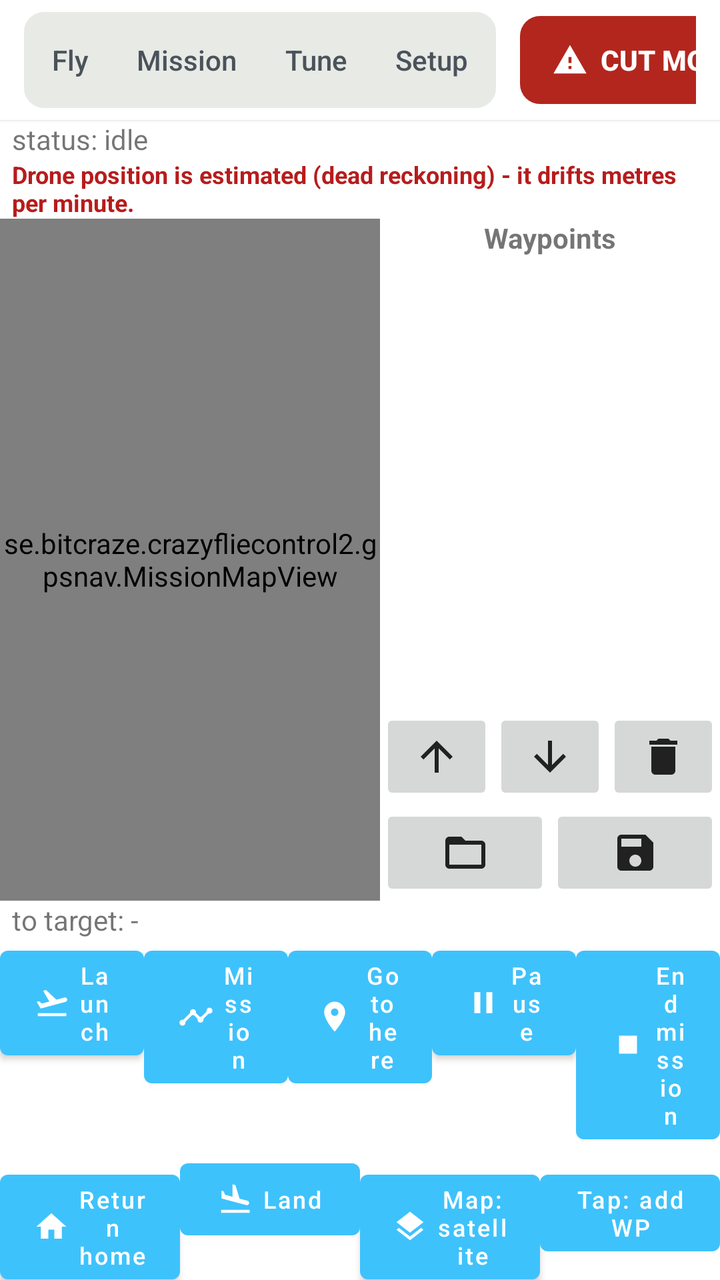
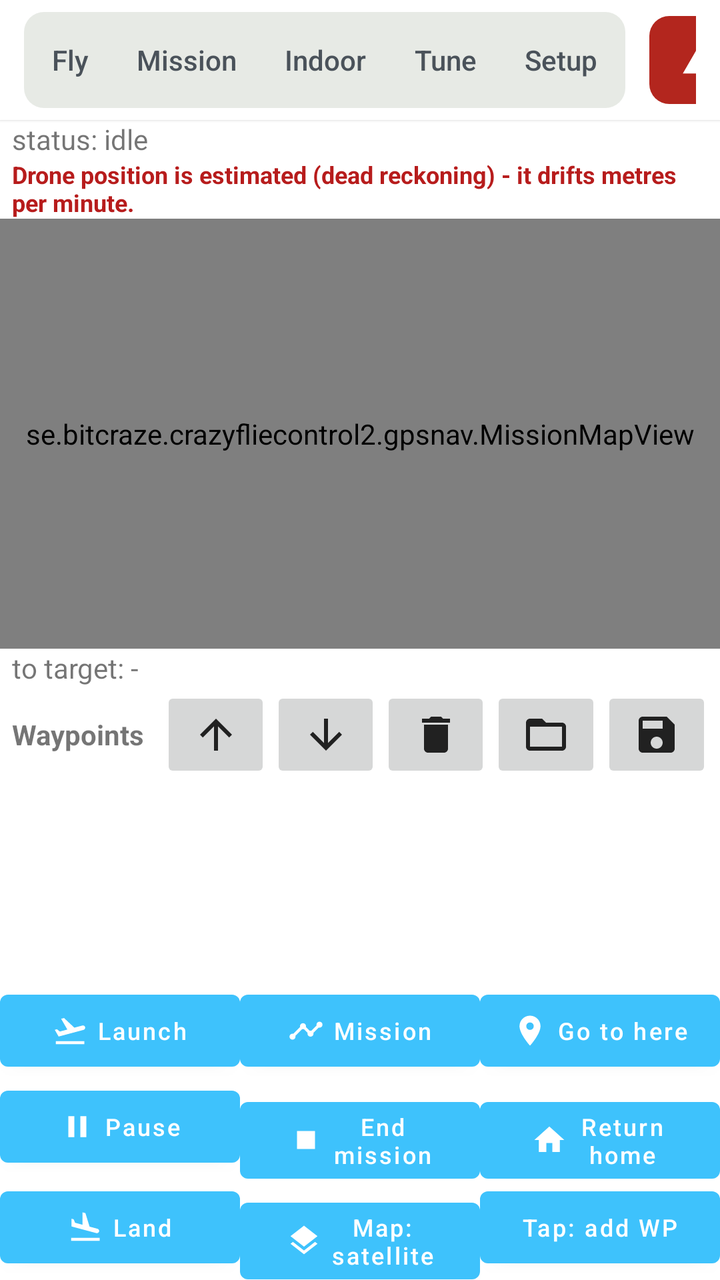

Two renders of the same Android screen: before a commit and after it. Below are the layout's source before the change and the commit's diff.
<!-- AndroidManifest.xml: application theme AppTheme -->
<!-- res/layout/activity_gps_nav.xml -->
<?xml version="1.0" encoding="utf-8"?>
<LinearLayout xmlns:android="http://schemas.android.com/apk/res/android"
    xmlns:app="http://schemas.android.com/apk/res-auto"
    android:layout_width="match_parent"
    android:layout_height="match_parent"
    android:orientation="vertical">

    <include
        android:id="@+id/gpsnav_header"
        layout="@layout/view_fly_header" />

    <TextView
        android:id="@+id/gpsnav_status"
        android:layout_width="match_parent"
        android:layout_height="wrap_content"
        android:paddingStart="6dp"
        android:paddingEnd="6dp"
        android:text="status: idle"
        android:textAppearance="?android:attr/textAppearanceSmall" />

    <TextView
        android:id="@+id/gpsnav_warning"
        android:layout_width="match_parent"
        android:layout_height="wrap_content"
        android:paddingStart="6dp"
        android:paddingEnd="6dp"
        android:text="Drone position is estimated (dead reckoning) - it drifts metres per minute."
        android:textColor="#B71C1C"
        android:textSize="12sp"
        android:textStyle="bold" />

    <LinearLayout
        android:layout_width="match_parent"
        android:layout_height="0dp"
        android:layout_weight="1"
        android:orientation="horizontal">

        <se.bitcraze.crazyfliecontrol2.gpsnav.MissionMapView
            android:id="@+id/gpsnav_map"
            android:layout_width="0dp"
            android:layout_height="match_parent"
            android:layout_weight="1" />

        <LinearLayout
            android:layout_width="170dp"
            android:layout_height="match_parent"
            android:orientation="vertical">

            <TextView
                android:layout_width="match_parent"
                android:layout_height="wrap_content"
                android:gravity="center"
                android:text="Waypoints"
                android:textStyle="bold" />

            <ListView
                android:id="@+id/gpsnav_waypoint_list"
                android:layout_width="match_parent"
                android:layout_height="0dp"
                android:layout_weight="1"
                android:choiceMode="singleChoice" />

            <LinearLayout
                android:layout_width="match_parent"
                android:layout_height="wrap_content"
                android:orientation="horizontal">

                <ImageButton
                    android:id="@+id/gpsnav_wp_up"
                    android:layout_width="0dp"
                    android:layout_height="48dp"
                    android:layout_weight="1"
                    android:contentDescription="Move waypoint up"
                    android:src="@drawable/ic_btn_up"
                    android:tooltipText="Move waypoint up" />

                <ImageButton
                    android:id="@+id/gpsnav_wp_down"
                    android:layout_width="0dp"
                    android:layout_height="48dp"
                    android:layout_weight="1"
                    android:contentDescription="Move waypoint down"
                    android:src="@drawable/ic_btn_down"
                    android:tooltipText="Move waypoint down" />

                <ImageButton
                    android:id="@+id/gpsnav_wp_remove"
                    android:layout_width="0dp"
                    android:layout_height="48dp"
                    android:layout_weight="1"
                    android:contentDescription="Remove waypoint"
                    android:src="@drawable/ic_btn_delete"
                    android:tooltipText="Remove waypoint" />
            </LinearLayout>

            <LinearLayout
                android:layout_width="match_parent"
                android:layout_height="wrap_content"
                android:orientation="horizontal">

                <ImageButton
                    android:id="@+id/gpsnav_load"
                    android:layout_width="0dp"
                    android:layout_height="48dp"
                    android:layout_weight="1"
                    android:contentDescription="Load mission file"
                    android:src="@drawable/ic_btn_open"
                    android:tooltipText="Load mission file" />

                <ImageButton
                    android:id="@+id/gpsnav_save"
                    android:layout_width="0dp"
                    android:layout_height="48dp"
                    android:layout_weight="1"
                    android:contentDescription="Save mission file"
                    android:src="@drawable/ic_btn_save"
                    android:tooltipText="Save mission file" />
            </LinearLayout>
        </LinearLayout>
    </LinearLayout>

    <TextView
        android:id="@+id/gpsnav_readout"
        android:layout_width="match_parent"
        android:layout_height="wrap_content"
        android:paddingStart="6dp"
        android:paddingEnd="6dp"
        android:text="to target: -"
        android:textAppearance="?android:attr/textAppearanceSmall" />

    <LinearLayout
        android:layout_width="match_parent"
        android:layout_height="wrap_content"
        android:orientation="horizontal">

        <LinearLayout
            android:layout_width="0dp"
            android:layout_height="wrap_content"
            android:layout_weight="1"
            android:orientation="vertical">

            
            <LinearLayout
                android:layout_width="match_parent"
                android:layout_height="wrap_content"
                android:orientation="horizontal">

        <Button
            android:id="@+id/gpsnav_launch"
            android:layout_width="0dp"
            android:layout_height="wrap_content"
            android:layout_weight="1"
            android:text="Launch"
            android:textAllCaps="false"
            android:textSize="12sp"
            app:icon="@drawable/ic_btn_takeoff"
            app:iconGravity="textStart"
            app:iconPadding="4dp"
            app:iconSize="18dp" />

        <Button
            android:id="@+id/gpsnav_mission"
            android:layout_width="0dp"
            android:layout_height="wrap_content"
            android:layout_weight="1"
            android:text="Mission"
            android:textAllCaps="false"
            android:textSize="12sp"
            app:icon="@drawable/ic_btn_mission"
            app:iconGravity="textStart"
            app:iconPadding="4dp"
            app:iconSize="18dp" />

        <Button
            android:id="@+id/gpsnav_goto"
            android:layout_width="0dp"
            android:layout_height="wrap_content"
            android:layout_weight="1"
            android:text="Go to here"
            android:textAllCaps="false"
            android:textSize="12sp"
            app:icon="@drawable/ic_btn_goto"
            app:iconGravity="textStart"
            app:iconPadding="4dp"
            app:iconSize="18dp" />

        <Button
            android:id="@+id/gpsnav_pause"
            android:layout_width="0dp"
            android:layout_height="wrap_content"
            android:layout_weight="1"
            android:text="Pause"
            android:textAllCaps="false"
            android:textSize="12sp"
            app:icon="@drawable/ic_btn_pause"
            app:iconGravity="textStart"
            app:iconPadding="4dp"
            app:iconSize="18dp" />

        <Button
            android:id="@+id/gpsnav_stop"
            android:layout_width="0dp"
            android:layout_height="wrap_content"
            android:layout_weight="1"
            android:text="End mission"
            android:textAllCaps="false"
            android:textSize="12sp"
            app:icon="@drawable/ic_btn_end"
            app:iconGravity="textStart"
            app:iconPadding="4dp"
            app:iconSize="18dp" />
            </LinearLayout>

            
            <LinearLayout
                android:layout_width="match_parent"
                android:layout_height="wrap_content"
                android:orientation="horizontal">

        <Button
            android:id="@+id/gpsnav_rtl"
            android:layout_width="0dp"
            android:layout_height="wrap_content"
            android:layout_weight="1"
            android:text="Return home"
            android:textAllCaps="false"
            android:textSize="12sp"
            app:icon="@drawable/ic_btn_home"
            app:iconGravity="textStart"
            app:iconPadding="4dp"
            app:iconSize="18dp" />

        <Button
            android:id="@+id/gpsnav_land"
            android:layout_width="0dp"
            android:layout_height="wrap_content"
            android:layout_weight="1"
            android:text="Land"
            android:textAllCaps="false"
            android:textSize="12sp"
            app:icon="@drawable/ic_btn_land"
            app:iconGravity="textStart"
            app:iconPadding="4dp"
            app:iconSize="18dp" />

        <Button
            android:id="@+id/gpsnav_map_type"
            android:layout_width="0dp"
            android:layout_height="wrap_content"
            android:layout_weight="1"
            android:text="Map: satellite"
            android:textAllCaps="false"
            android:textSize="12sp"
            app:icon="@drawable/ic_btn_layers"
            app:iconGravity="textStart"
            app:iconPadding="4dp"
            app:iconSize="18dp" />

        <Button
            android:id="@+id/gpsnav_tap_mode"
            android:layout_width="0dp"
            android:layout_height="wrap_content"
            android:layout_weight="1"
            android:text="Tap: add WP"
            android:textAllCaps="false"
            android:textSize="12sp" />
            </LinearLayout>
        </LinearLayout>

    </LinearLayout>
</LinearLayout>
<!-- res/layout/view_fly_header.xml (included above) -->
<?xml version="1.0" encoding="utf-8"?>
<LinearLayout xmlns:android="http://schemas.android.com/apk/res/android"
    xmlns:app="http://schemas.android.com/apk/res-auto"
    android:layout_width="match_parent"
    android:layout_height="60dp"
    android:background="@color/fly_surface"
    android:elevation="1dp"
    android:gravity="center_vertical"
    android:orientation="horizontal"
    android:paddingStart="12dp"
    android:paddingEnd="12dp">

    <LinearLayout
        android:layout_width="wrap_content"
        android:layout_height="wrap_content"
        android:background="@drawable/bg_fly_track"
        android:orientation="horizontal"
        android:padding="2dp">

        <com.google.android.material.button.MaterialButton
            android:id="@+id/hdr_tab_fly"
            style="@style/Fly.Button.Segment"
            android:layout_width="wrap_content"
            android:layout_height="44dp"
            android:text="Fly" />

        <com.google.android.material.button.MaterialButton
            android:id="@+id/hdr_tab_mission"
            style="@style/Fly.Button.Segment"
            android:layout_width="wrap_content"
            android:layout_height="44dp"
            android:text="Mission" />

        <com.google.android.material.button.MaterialButton
            android:id="@+id/hdr_tab_tune"
            style="@style/Fly.Button.Segment"
            android:layout_width="wrap_content"
            android:layout_height="44dp"
            android:text="Tune" />

        <com.google.android.material.button.MaterialButton
            android:id="@+id/hdr_tab_setup"
            style="@style/Fly.Button.Segment"
            android:layout_width="wrap_content"
            android:layout_height="44dp"
            android:text="Setup" />
    </LinearLayout>

    <LinearLayout
        android:layout_width="0dp"
        android:layout_height="wrap_content"
        android:layout_weight="1"
        android:gravity="center"
        android:orientation="horizontal">

        <ImageView
            android:layout_width="wrap_content"
            android:layout_height="wrap_content"
            android:contentDescription="@string/linkQualityIconContentDescription"
            android:src="@drawable/ic_wifi_tethering_black_18dp" />

        <TextView
            android:id="@+id/hdr_link_text"
            android:layout_width="wrap_content"
            android:layout_height="wrap_content"
            android:layout_marginStart="4dp"
            android:maxLines="1"
            android:text="Not connected"
            android:textColor="@color/fly_muted"
            android:textSize="13sp" />

        <ImageView
            android:layout_width="wrap_content"
            android:layout_height="wrap_content"
            android:layout_marginStart="12dp"
            android:contentDescription="@string/batteryIconContentDescription"
            android:src="@drawable/ic_battery_std_black_18dp" />

        <TextView
            android:id="@+id/hdr_battery_text"
            android:layout_width="wrap_content"
            android:layout_height="wrap_content"
            android:layout_marginStart="4dp"
            android:fontFamily="monospace"
            android:maxLines="1"
            android:text="— V"
            android:textColor="@color/fly_muted"
            android:textSize="13sp"
            android:textStyle="bold" />

        <TextView
            android:id="@+id/hdr_mode_chip"
            android:layout_width="wrap_content"
            android:layout_height="wrap_content"
            android:layout_marginStart="12dp"
            android:background="@drawable/bg_fly_chip_mode"
            android:paddingStart="10dp"
            android:paddingTop="4dp"
            android:paddingEnd="10dp"
            android:paddingBottom="4dp"
            android:textColor="@color/fly_ink"
            android:textSize="12sp"
            android:textStyle="bold"
            android:visibility="gone" />

        <TextView
            android:id="@+id/hdr_armed_chip"
            android:layout_width="wrap_content"
            android:layout_height="wrap_content"
            android:layout_marginStart="6dp"
            android:background="@drawable/bg_fly_chip_disarmed"
            android:paddingStart="10dp"
            android:paddingTop="4dp"
            android:paddingEnd="10dp"
            android:paddingBottom="4dp"
            android:textColor="@color/fly_muted"
            android:textSize="12sp"
            android:textStyle="bold"
            android:visibility="gone" />
    </LinearLayout>

    <com.google.android.material.button.MaterialButton
        android:id="@+id/hdr_cut_motors"
        style="@style/Fly.Button.Danger"
        android:layout_width="wrap_content"
        android:layout_height="44dp"
        android:layout_marginStart="12dp"
        android:contentDescription="Cut motors now"
        android:paddingStart="16dp"
        android:paddingEnd="16dp"
        android:text="CUT MOTORS"
        app:icon="@drawable/ic_btn_cut_motors" />
</LinearLayout>
<!-- resources referenced by this layout -->
<resources>
  <color name="fly_ink">#15181C</color>
  <color name="fly_muted">#4A525A</color>
  <color name="fly_surface">#FFFFFF</color>
  <!-- drawable bg_fly_chip_disarmed (drawable) -->
  <?xml version="1.0" encoding="utf-8"?>
  <shape xmlns:android="http://schemas.android.com/apk/res/android" android:shape="rectangle">
      <solid android:color="@android:color/transparent" />
      <stroke android:width="1.5dp" android:color="@color/fly_control" />
      <corners android:radius="12dp" />
  </shape>
  <!-- drawable bg_fly_chip_mode (drawable) -->
  <?xml version="1.0" encoding="utf-8"?>
  <shape xmlns:android="http://schemas.android.com/apk/res/android" android:shape="rectangle">
      <solid android:color="@color/fly_track" />
      <corners android:radius="12dp" />
  </shape>
  <!-- drawable bg_fly_track (drawable) -->
  <?xml version="1.0" encoding="utf-8"?>
  <shape xmlns:android="http://schemas.android.com/apk/res/android" android:shape="rectangle">
      <solid android:color="@color/fly_track" />
      <corners android:radius="10dp" />
  </shape>
  <!-- drawable ic_btn_end (drawable) -->
  <?xml version="1.0" encoding="utf-8"?>
  <vector xmlns:android="http://schemas.android.com/apk/res/android"
      android:width="24dp"
      android:height="24dp"
      android:viewportWidth="24"
      android:viewportHeight="24">
      <path
          android:fillColor="#FF212121"
          android:pathData="M6,6h12v12H6z" />
  </vector>
  <!-- drawable ic_btn_home (drawable) -->
  <?xml version="1.0" encoding="utf-8"?>
  <vector xmlns:android="http://schemas.android.com/apk/res/android"
      android:width="24dp"
      android:height="24dp"
      android:viewportWidth="24"
      android:viewportHeight="24">
      <path
          android:fillColor="#FF212121"
          android:pathData="M10,20v-6h4v6h5v-8h3L12,3 2,12h3v8z" />
  </vector>
  <!-- drawable ic_btn_pause (drawable) -->
  <?xml version="1.0" encoding="utf-8"?>
  <vector xmlns:android="http://schemas.android.com/apk/res/android"
      android:width="24dp"
      android:height="24dp"
      android:viewportWidth="24"
      android:viewportHeight="24">
      <path
          android:fillColor="#FF212121"
          android:pathData="M6,19h4V5H6v14zM14,5v14h4V5h-4z" />
  </vector>
  <!-- drawable ic_btn_up (drawable) -->
  <?xml version="1.0" encoding="utf-8"?>
  <vector xmlns:android="http://schemas.android.com/apk/res/android"
      android:width="24dp"
      android:height="24dp"
      android:viewportWidth="24"
      android:viewportHeight="24">
      <path
          android:fillColor="#FF212121"
          android:pathData="M4,12l1.41,1.41L11,7.83V20h2V7.83l5.58,5.59L20,12l-8,-8 -8,8z" />
  </vector>
  <string name="batteryIconContentDescription">Battery icon</string>
  <string name="linkQualityIconContentDescription">Link quality icon</string>
  <style name="Fly.Button.Danger">
          <item name="backgroundTint">@color/fly_danger</item>
          <item name="android:textColor">@color/fly_surface</item>
          <item name="iconTint">@color/fly_surface</item>
          <item name="android:textStyle">bold</item>
      </style>
  <style name="Fly.Button.Segment">
          <item name="backgroundTint">@android:color/transparent</item>
          <item name="android:textColor">@color/fly_muted</item>
          <item name="cornerRadius">8dp</item>
          <item name="android:paddingStart">12dp</item>
          <item name="android:paddingEnd">12dp</item>
      </style>
  <style name="AppTheme" parent="Theme.MaterialComponents.Light.NoActionBar">
          
          <item name="colorPrimary">#3EC2FC</item>
          <item name="colorPrimaryDark">#99acc1</item>
          <item name="colorAccent">#FF4081</item>
      </style>
  <color name="fly_control">#C9CEC8</color>
  <color name="fly_track">#E7EAE5</color>
  <color name="fly_danger">#B3261E</color>
  <!-- unchanged entries left out for length: 12 -->
</resources>

<!-- the commit's change to res/layout/activity_gps_nav.xml (unified diff, before → after) -->
@@ -29,95 +29,12 @@
         android:textSize="12sp"
         android:textStyle="bold" />
 
-    <LinearLayout
+    
+    <se.bitcraze.crazyfliecontrol2.gpsnav.MissionMapView
+        android:id="@+id/gpsnav_map"
         android:layout_width="match_parent"
         android:layout_height="0dp"
-        android:layout_weight="1"
-        android:orientation="horizontal">
-
-        <se.bitcraze.crazyfliecontrol2.gpsnav.MissionMapView
-            android:id="@+id/gpsnav_map"
-            android:layout_width="0dp"
-            android:layout_height="match_parent"
-            android:layout_weight="1" />
-
-        <LinearLayout
-            android:layout_width="170dp"
-            android:layout_height="match_parent"
-            android:orientation="vertical">
-
-            <TextView
-                android:layout_width="match_parent"
-                android:layout_height="wrap_content"
-                android:gravity="center"
-                android:text="Waypoints"
-                android:textStyle="bold" />
-
-            <ListView
-                android:id="@+id/gpsnav_waypoint_list"
-                android:layout_width="match_parent"
-                android:layout_height="0dp"
-                android:layout_weight="1"
-                android:choiceMode="singleChoice" />
-
-            <LinearLayout
-                android:layout_width="match_parent"
-                android:layout_height="wrap_content"
-                android:orientation="horizontal">
-
-                <ImageButton
-                    android:id="@+id/gpsnav_wp_up"
-                    android:layout_width="0dp"
-                    android:layout_height="48dp"
-                    android:layout_weight="1"
-                    android:contentDescription="Move waypoint up"
-                    android:src="@drawable/ic_btn_up"
-                    android:tooltipText="Move waypoint up" />
-
-                <ImageButton
-                    android:id="@+id/gpsnav_wp_down"
-                    android:layout_width="0dp"
-                    android:layout_height="48dp"
-                    android:layout_weight="1"
-                    android:contentDescription="Move waypoint down"
-                    android:src="@drawable/ic_btn_down"
-                    android:tooltipText="Move waypoint down" />
-
-                <ImageButton
-                    android:id="@+id/gpsnav_wp_remove"
-                    android:layout_width="0dp"
-                    android:layout_height="48dp"
-                    android:layout_weight="1"
-                    android:contentDescription="Remove waypoint"
-                    android:src="@drawable/ic_btn_delete"
-                    android:tooltipText="Remove waypoint" />
-            </LinearLayout>
-
-            <LinearLayout
-                android:layout_width="match_parent"
-                android:layout_height="wrap_content"
-                android:orientation="horizontal">
-
-                <ImageButton
-                    android:id="@+id/gpsnav_load"
-                    android:layout_width="0dp"
-                    android:layout_height="48dp"
-                    android:layout_weight="1"
-                    android:contentDescription="Load mission file"
-                    android:src="@drawable/ic_btn_open"
-                    android:tooltipText="Load mission file" />
-
-                <ImageButton
-                    android:id="@+id/gpsnav_save"
-                    android:layout_width="0dp"
-                    android:layout_height="48dp"
-                    android:layout_weight="1"
-                    android:contentDescription="Save mission file"
-                    android:src="@drawable/ic_btn_save"
-                    android:tooltipText="Save mission file" />
-            </LinearLayout>
-        </LinearLayout>
-    </LinearLayout>
+        android:layout_weight="1" />
 
     <TextView
         android:id="@+id/gpsnav_readout"
@@ -128,23 +45,83 @@
         android:text="to target: -"
         android:textAppearance="?android:attr/textAppearanceSmall" />
 
+    
+    <LinearLayout
+        android:layout_width="match_parent"
+        android:layout_height="wrap_content"
+        android:orientation="horizontal"
+        android:paddingStart="4dp"
+        android:paddingEnd="4dp">
+
+        <TextView
+            android:layout_width="wrap_content"
+            android:layout_height="48dp"
+            android:gravity="center_vertical"
+            android:paddingStart="2dp"
+            android:paddingEnd="8dp"
+            android:text="Waypoints"
+            android:textStyle="bold" />
+
+        <ImageButton
+            android:id="@+id/gpsnav_wp_up"
+            android:layout_width="0dp"
+            android:layout_height="48dp"
+            android:layout_weight="1"
+            android:contentDescription="Move waypoint up"
+            android:src="@drawable/ic_btn_up"
+            android:tooltipText="Move waypoint up" />
+
+        <ImageButton
+            android:id="@+id/gpsnav_wp_down"
+            android:layout_width="0dp"
+            android:layout_height="48dp"
+            android:layout_weight="1"
+            android:contentDescription="Move waypoint down"
+            android:src="@drawable/ic_btn_down"
+            android:tooltipText="Move waypoint down" />
+
+        
+        
+        <ImageButton
+            android:id="@+id/gpsnav_wp_remove"
+            android:layout_width="0dp"
+            android:layout_height="48dp"
+            android:layout_weight="1"
+            android:contentDescription="Remove selected waypoint"
+            android:src="@drawable/ic_btn_delete"
+            android:tooltipText="Remove selected waypoint" />
+
+        <ImageButton
+            android:id="@+id/gpsnav_load"
+            android:layout_width="0dp"
+            android:layout_height="48dp"
+            android:layout_weight="1"
+            android:contentDescription="Load mission file"
+            android:src="@drawable/ic_btn_open"
+            android:tooltipText="Load mission file" />
+
+        <ImageButton
+            android:id="@+id/gpsnav_save"
+            android:layout_width="0dp"
+            android:layout_height="48dp"
+            android:layout_weight="1"
+            android:contentDescription="Save mission file"
+            android:src="@drawable/ic_btn_save"
+            android:tooltipText="Save mission file" />
+    </LinearLayout>
+
+    <ListView
+        android:id="@+id/gpsnav_waypoint_list"
+        android:layout_width="match_parent"
+        android:layout_height="100dp"
+        android:choiceMode="singleChoice" />
+
+    
     <LinearLayout
         android:layout_width="match_parent"
         android:layout_height="wrap_content"
         android:orientation="horizontal">
 
-        <LinearLayout
-            android:layout_width="0dp"
-            android:layout_height="wrap_content"
-            android:layout_weight="1"
-            android:orientation="vertical">
-
-            
-            <LinearLayout
-                android:layout_width="match_parent"
-                android:layout_height="wrap_content"
-                android:orientation="horizontal">
-
         <Button
             android:id="@+id/gpsnav_launch"
             android:layout_width="0dp"
@@ -183,6 +160,12 @@
             app:iconGravity="textStart"
             app:iconPadding="4dp"
             app:iconSize="18dp" />
+    </LinearLayout>
+
+    <LinearLayout
+        android:layout_width="match_parent"
+        android:layout_height="wrap_content"
+        android:orientation="horizontal">
 
         <Button
             android:id="@+id/gpsnav_pause"
@@ -209,13 +192,6 @@
             app:iconGravity="textStart"
             app:iconPadding="4dp"
             app:iconSize="18dp" />
-            </LinearLayout>
-
-            
-            <LinearLayout
-                android:layout_width="match_parent"
-                android:layout_height="wrap_content"
-                android:orientation="horizontal">
 
         <Button
             android:id="@+id/gpsnav_rtl"
@@ -229,6 +205,13 @@
             app:iconGravity="textStart"
             app:iconPadding="4dp"
             app:iconSize="18dp" />
+    </LinearLayout>
+
+    
+    <LinearLayout
+        android:layout_width="match_parent"
+        android:layout_height="wrap_content"
+        android:orientation="horizontal">
 
         <Button
             android:id="@+id/gpsnav_land"
@@ -264,9 +247,6 @@
             android:text="Tap: add WP"
             android:textAllCaps="false"
             android:textSize="12sp" />
-            </LinearLayout>
-        </LinearLayout>
-
     </LinearLayout>
 </LinearLayout>
 <!-- res/layout/view_fly_header.xml (included above) -->
@@ -303,6 +283,15 @@
             android:layout_height="44dp"
             android:text="Mission" />
 
+        
+        
+        <com.google.android.material.button.MaterialButton
+            android:id="@+id/hdr_tab_indoor"
+            style="@style/Fly.Button.Segment"
+            android:layout_width="wrap_content"
+            android:layout_height="44dp"
+            android:text="Indoor" />
+
         <com.google.android.material.button.MaterialButton
             android:id="@+id/hdr_tab_tune"
             style="@style/Fly.Button.Segment"
